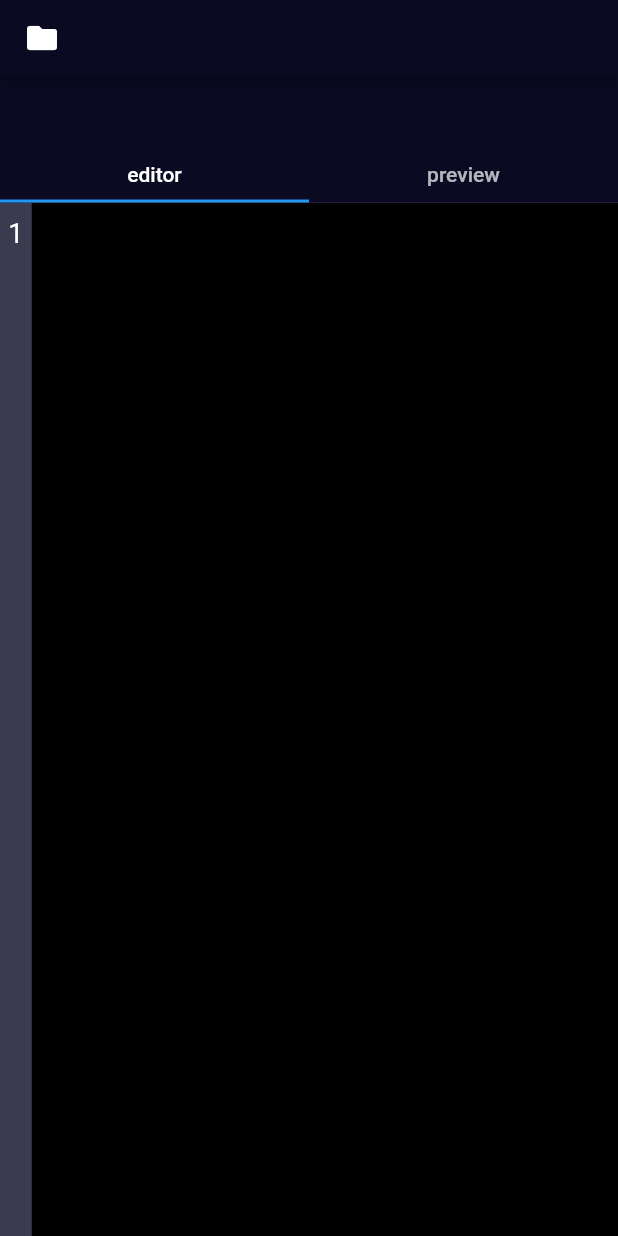
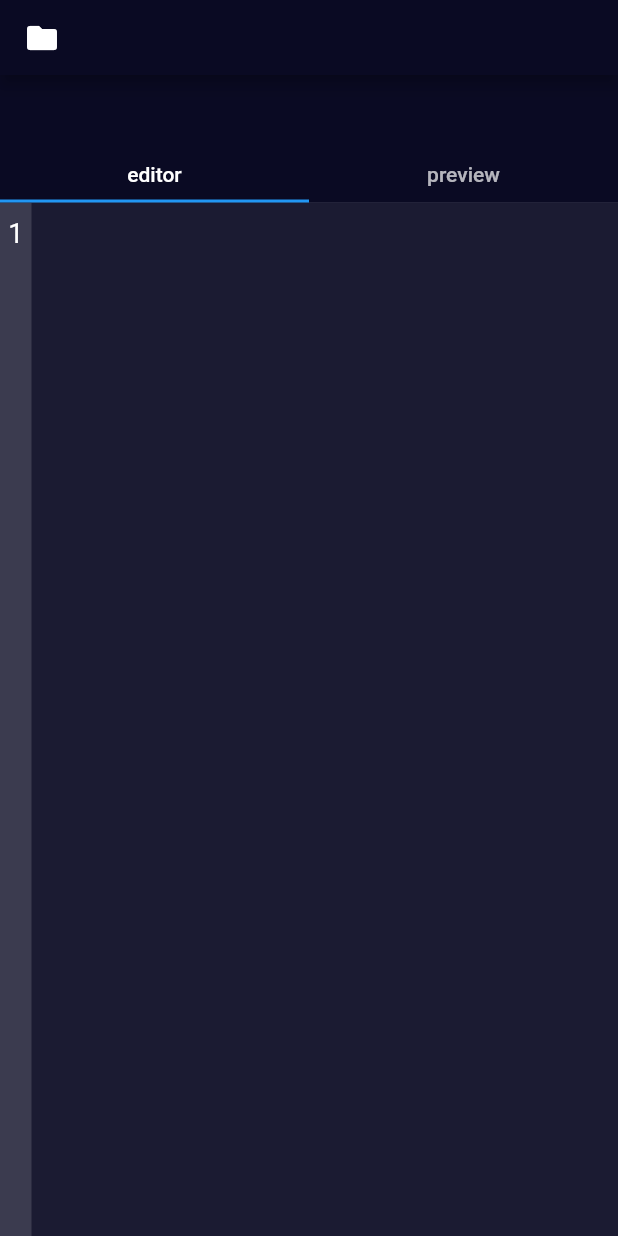
Before and after one commit to freeCodeCamp/PhoneIDE, a Flutter app: the screen it shows after launch, on a phone screen of 412 x 824 dp. Run offline on Flutter 3.47's test engine with Material 2 defaults, Android fonts, the phone set to English and light mode, and no system bars; our stand-ins replace shared_preferences, string_scanner, webview_flutter.

Commit message:
fix: remove black color

```diff
--- a/lib/editor/editor.dart
+++ b/lib/editor/editor.dart
@@ -60,10 +60,7 @@ class Editor extends StatefulWidget with IEditor {
 
 class EditorState extends State<Editor> {
   InputDecoration decoration = const InputDecoration(
-      filled: true,
-      fillColor: Colors.black,
-      border: InputBorder.none,
-      contentPadding: EdgeInsets.all(10));
+      border: InputBorder.none, contentPadding: EdgeInsets.all(10));
 
   ScrollController scrollController = ScrollController();
   ScrollController linebarController = ScrollController();
```
